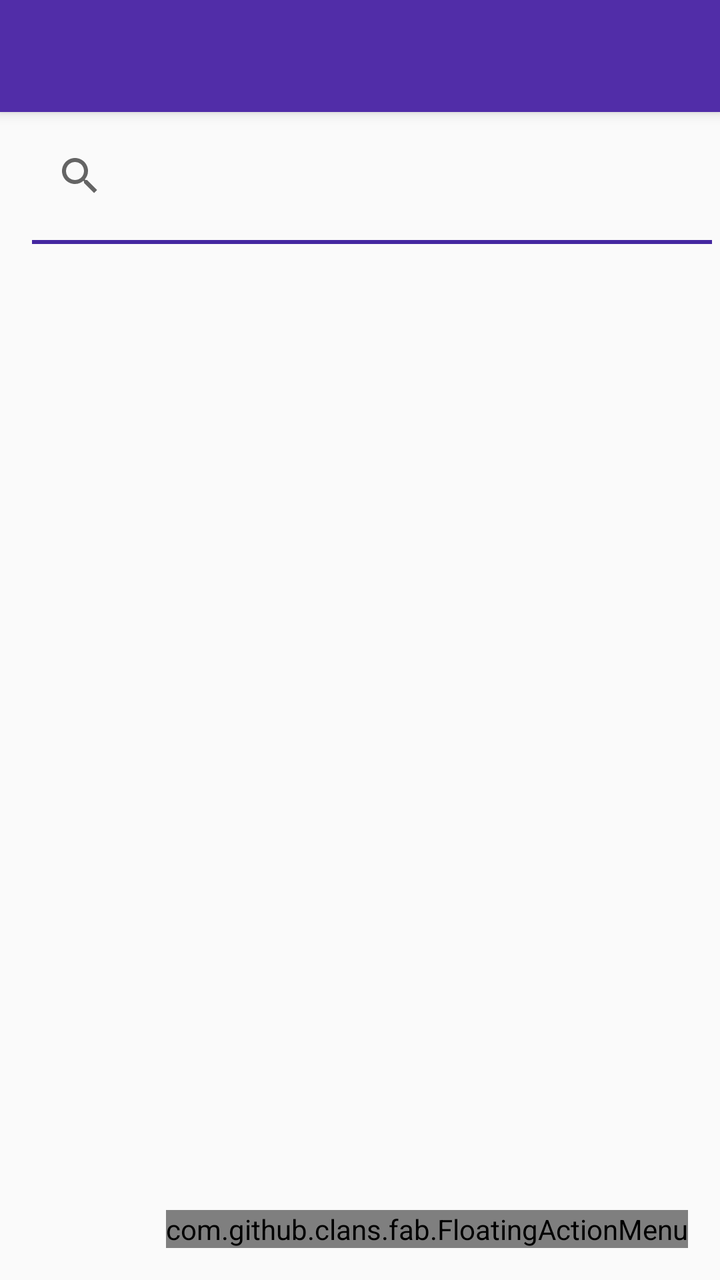
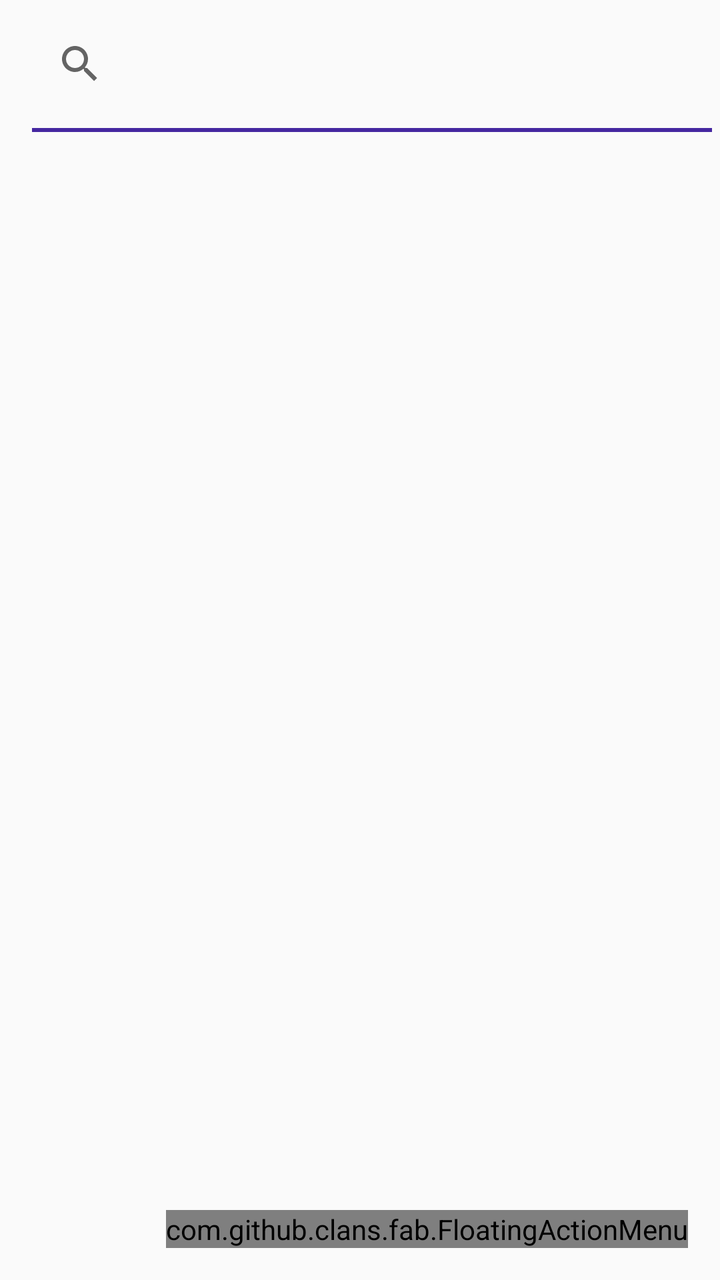

An Android layout rendered at two revisions. The XML below is the earlier revision; the diff shows what the commit changed to produce the second picture.
<!-- AndroidManifest.xml: application theme AppTheme -->
<!-- res/layout/activity_main.xml -->
<?xml version="1.0" encoding="utf-8"?>
<androidx.coordinatorlayout.widget.CoordinatorLayout
    android:layout_width="match_parent"
    android:layout_height="match_parent"
    xmlns:tools="http://schemas.android.com/tools"
    xmlns:app="http://schemas.android.com/apk/res-auto"
    android:fitsSystemWindows="true"
    tools:context=".ui.activites.MainActivity"
    xmlns:android="http://schemas.android.com/apk/res/android">

    <com.google.android.material.appbar.AppBarLayout
        android:layout_width="match_parent"
        android:layout_height="wrap_content"
        android:fitsSystemWindows="true"
        android:theme="@style/AppTheme.AppBarOverlay">
        <androidx.appcompat.widget.Toolbar
            android:id="@+id/toolbar"
            android:layout_width="match_parent"
            android:layout_height="?attr/actionBarSize"
            app:popupTheme="@style/AppTheme.PopupOverlay"/>

    </com.google.android.material.appbar.AppBarLayout>


    <include layout="@layout/content_main"/>


    <com.github.clans.fab.FloatingActionMenu
        android:id="@+id/fab_menu"
        android:layout_width="wrap_content"
        android:layout_height="wrap_content"
        android:layout_gravity="end|bottom"
        android:src="@drawable/ic_add_black_24dp"
        android:layout_margin="@dimen/fab_margin"
        app:menu_labels_colorNormal="#333333"
        app:menu_labels_colorPressed="#444444"
        app:menu_labels_colorRipple="#66FFFFFF"
        app:menu_labels_showShadow="true"
        app:menu_labels_maxLines="-1"
        app:menu_labels_position="left"
        app:menu_labels_cornerRadius="3dp"
        app:fab_showShadow="true"
        app:menu_shadowColor="#66000000"
        app:menu_shadowRadius="4dp"
        app:menu_shadowXOffset="1dp"
        app:menu_shadowYOffset="3dp"
        app:menu_openDirection="up" >
        <com.github.clans.fab.FloatingActionButton
            android:id="@+id/fab_add_item"
            app:fab_label="@string/fab_add_item"
            android:src="@drawable/ic_event_note_white_24dp"
            android:layout_width="wrap_content"
            android:layout_height="wrap_content"/>
        <com.github.clans.fab.FloatingActionButton
            android:id="@+id/fab_add_todo"
            android:src="@drawable/ic_event_available_white_24dp"
            app:fab_label="@string/fab_add_todo"
            app:fab_colorNormal="#63e22c"
            android:layout_width="wrap_content"
            android:layout_height="wrap_content"/>

    </com.github.clans.fab.FloatingActionMenu>

</androidx.coordinatorlayout.widget.CoordinatorLayout>
<!-- res/layout/content_main.xml (included above) -->
<?xml version="1.0" encoding="utf-8"?>
<LinearLayout xmlns:android="http://schemas.android.com/apk/res/android"
              xmlns:app="http://schemas.android.com/apk/res-auto"
              xmlns:tools="http://schemas.android.com/tools"
              android:orientation="vertical"
              android:layout_width="match_parent"
              android:layout_height="match_parent"
              android:paddingTop="8dp"
              android:paddingLeft="@dimen/activity_horizontal_margin"
              android:paddingBottom="@dimen/activity_vertical_margin"
              android:paddingRight="4dp"
              app:layout_behavior="@string/appbar_scrolling_view_behavior"
              tools:showIn="@layout/activity_main">
    <SearchView
        android:id="@+id/main_search"
        android:layout_marginBottom="8dp"
        android:layout_width="match_parent"
        android:layout_height="wrap_content"/>
    <View
        android:layout_marginBottom="8dp"
        android:background="@color/depp_purple_dark"
        android:layout_width="match_parent"
        android:layout_height="2dp"/>
    <ListView
        android:layout_width="match_parent"
        android:layout_height="match_parent"
        android:id="@+id/listView"
        android:layout_below="@+id/linearLayout"/>

</LinearLayout>
<!-- resources referenced by this layout -->
<resources>
  <color name="depp_purple_dark">#4527A0</color>
  <dimen name="activity_horizontal_margin">16dp</dimen>
  <dimen name="activity_vertical_margin">16dp</dimen>
  <dimen name="fab_margin">16dp</dimen>
  <!-- drawable ic_add_black_24dp (drawable) -->
  <vector xmlns:android="http://schemas.android.com/apk/res/android"
          android:width="24dp"
          android:height="24dp"
          android:viewportWidth="24.0"
          android:viewportHeight="24.0">
      <path
          android:fillColor="#FF000000"
          android:pathData="M19,13h-6v6h-2v-6H5v-2h6V5h2v6h6v2z"/>
  </vector>
  <!-- drawable ic_event_available_white_24dp (drawable) -->
  <vector xmlns:android="http://schemas.android.com/apk/res/android"
          android:width="24dp"
          android:height="24dp"
          android:viewportWidth="24.0"
          android:viewportHeight="24.0">
      <path
          android:fillColor="#FFFFFF"
          android:pathData="M16.53,11.06L15.47,10l-4.88,4.88 -2.12,-2.12 -1.06,1.06L10.59,17l5.94,-5.94zM19,3h-1L18,1h-2v2L8,3L8,1L6,1v2L5,3c-1.11,0 -1.99,0.9 -1.99,2L3,19c0,1.1 0.89,2 2,2h14c1.1,0 2,-0.9 2,-2L21,5c0,-1.1 -0.9,-2 -2,-2zM19,19L5,19L5,8h14v11z"/>
  </vector>
  <!-- drawable ic_event_note_white_24dp (drawable) -->
  <vector xmlns:android="http://schemas.android.com/apk/res/android"
          android:width="24dp"
          android:height="24dp"
          android:viewportWidth="24.0"
          android:viewportHeight="24.0">
      <path
          android:fillColor="#FFFFFF"
          android:pathData="M17,10L7,10v2h10v-2zM19,3h-1L18,1h-2v2L8,3L8,1L6,1v2L5,3c-1.11,0 -1.99,0.9 -1.99,2L3,19c0,1.1 0.89,2 2,2h14c1.1,0 2,-0.9 2,-2L21,5c0,-1.1 -0.9,-2 -2,-2zM19,19L5,19L5,8h14v11zM14,14L7,14v2h7v-2z"/>
  </vector>
  <string name="fab_add_item">Add a note</string>
  <string name="fab_add_todo">Add To Do List</string>
  <style name="AppTheme.AppBarOverlay" parent="ThemeOverlay.AppCompat.Dark.ActionBar" />
  <style name="AppTheme.PopupOverlay" parent="ThemeOverlay.AppCompat.Light" />
  <style name="AppTheme" parent="Theme.AppCompat.Light.NoActionBar">
          <item name="colorPrimary">@color/colorPrimary</item>
          <item name="colorPrimaryDark">@color/colorPrimaryDark</item>
          <item name="colorAccent">@color/colorAccent</item>
      </style>
  <color name="colorPrimary">#512DA8</color>
  <color name="colorPrimaryDark">#512DA8</color>
  <color name="colorAccent">#FF4081</color>
</resources>

<!-- the commit's change to res/layout/activity_main.xml (unified diff, before → after) -->
@@ -8,18 +8,7 @@
     tools:context=".ui.activites.MainActivity"
     xmlns:android="http://schemas.android.com/apk/res/android">
 
-    <com.google.android.material.appbar.AppBarLayout
-        android:layout_width="match_parent"
-        android:layout_height="wrap_content"
-        android:fitsSystemWindows="true"
-        android:theme="@style/AppTheme.AppBarOverlay">
-        <androidx.appcompat.widget.Toolbar
-            android:id="@+id/toolbar"
-            android:layout_width="match_parent"
-            android:layout_height="?attr/actionBarSize"
-            app:popupTheme="@style/AppTheme.PopupOverlay"/>
 
-    </com.google.android.material.appbar.AppBarLayout>
 
 
     <include layout="@layout/content_main"/>
<!-- resource entries referenced after the edit -->
@@ -36,9 +36,7 @@
   </vector>
   <string name="fab_add_item">Add a note</string>
   <string name="fab_add_todo">Add To Do List</string>
-  <style name="AppTheme.AppBarOverlay" parent="ThemeOverlay.AppCompat.Dark.ActionBar" />
-  <style name="AppTheme.PopupOverlay" parent="ThemeOverlay.AppCompat.Light" />
-  <style name="AppTheme" parent="Theme.AppCompat.Light.NoActionBar">
+  <style name="AppTheme" parent="Theme.AppCompat.Light.DarkActionBar">
           <item name="colorPrimary">@color/colorPrimary</item>
           <item name="colorPrimaryDark">@color/colorPrimaryDark</item>
           <item name="colorAccent">@color/colorAccent</item>
